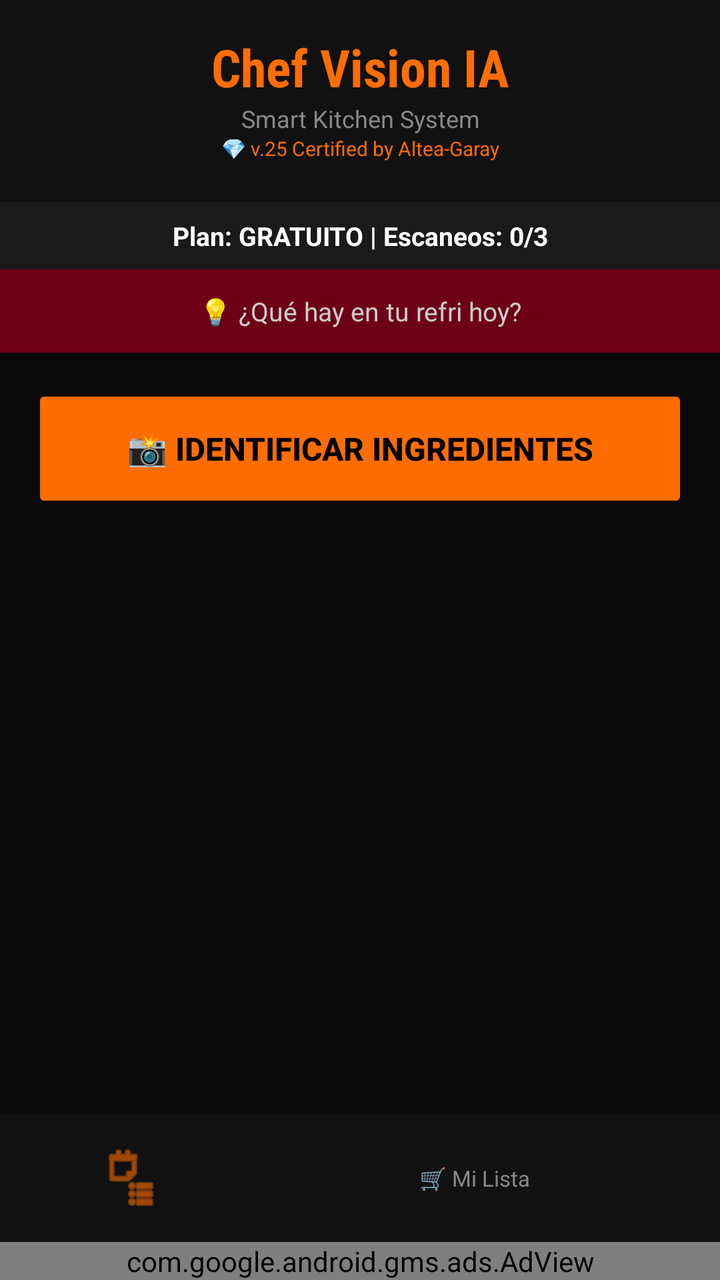
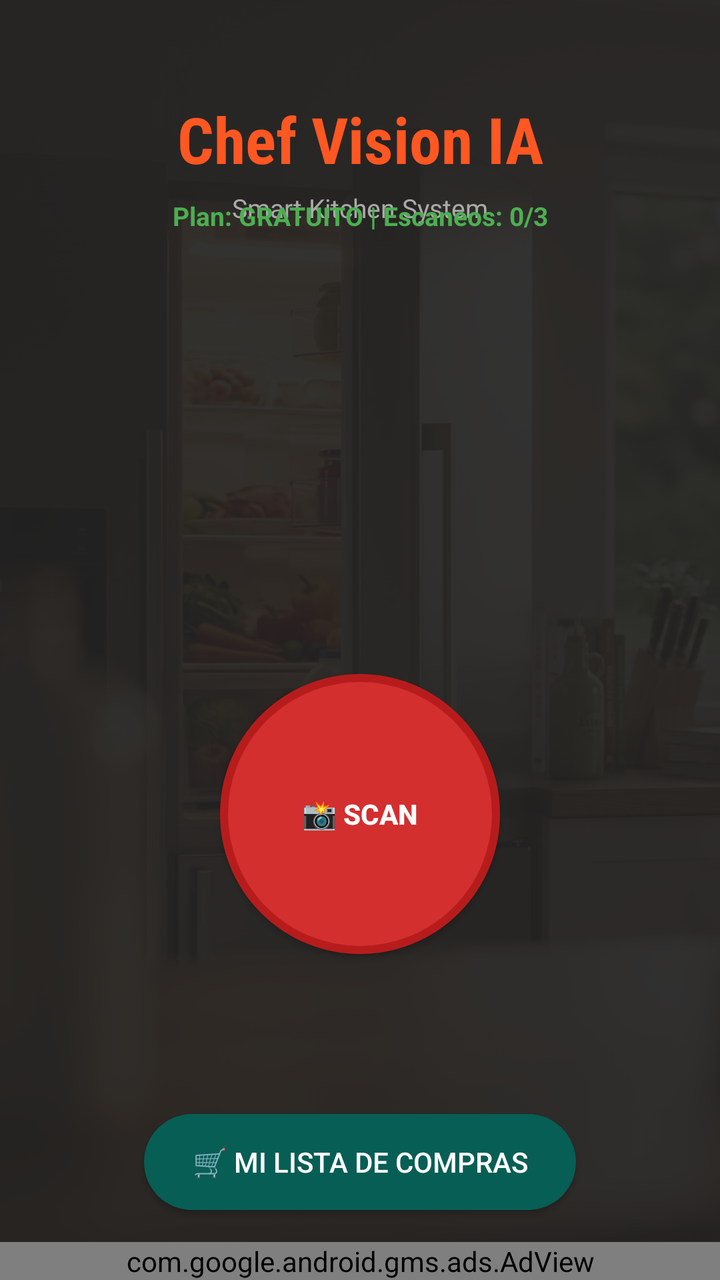

Before-and-after screenshots of an Android layout around one commit, followed by the original layout XML and the change that was made.
<!-- AndroidManifest.xml: application theme Theme.AppCompat.Light.NoActionBar -->
<!-- res/layout/activity_main.xml -->
<?xml version="1.0" encoding="utf-8"?>
<LinearLayout
    xmlns:android="http://schemas.android.com/apk/res/android"
    xmlns:ads="http://schemas.android.com/apk/res-auto"
    android:orientation="vertical"
    android:layout_width="match_parent"
    android:layout_height="match_parent"
    android:background="#0A0A0A">

    
    <LinearLayout
        android:layout_width="match_parent"
        android:layout_height="wrap_content"
        android:orientation="vertical"
        android:background="#111111"
        android:padding="16dp">

        <TextView
            android:layout_width="match_parent"
            android:layout_height="wrap_content"
            android:text="Chef Vision IA"
            android:textColor="#FF6D00"
            android:textSize="26sp"
            android:textStyle="bold"
            android:gravity="center"
            android:fontFamily="sans-serif-condensed"/>

        <TextView
            android:layout_width="match_parent"
            android:layout_height="wrap_content"
            android:text="Smart Kitchen System"
            android:textColor="#888888"
            android:textSize="12sp"
            android:gravity="center"/>

        <TextView
            android:layout_width="match_parent"
            android:layout_height="wrap_content"
            android:text="💎 v.25 Certified by Altea-Garay"
            android:textColor="#FF6D00"
            android:textSize="10sp"
            android:gravity="center"
            android:paddingBottom="4dp"/>

    </LinearLayout>

    
    <TextView
        android:id="@+id/txtPlan"
        android:layout_width="match_parent"
        android:layout_height="wrap_content"
        android:text="Plan: GRATUITO | Escaneos: 0/3"
        android:textColor="#FFFFFF"
        android:textSize="13sp"
        android:textStyle="bold"
        android:gravity="center"
        android:padding="8dp"
        android:background="#1A1A1A"/>

    
    <TextView
        android:id="@+id/txtTip"
        android:layout_width="match_parent"
        android:layout_height="wrap_content"
        android:text="💡 ¿Qué hay en tu refri hoy?"
        android:textColor="#CCCCCC"
        android:textSize="13sp"
        android:padding="12dp"
        android:background="#FF6D0015"
        android:gravity="center"/>

    
    <Button
        android:id="@+id/btnScanIngredients"
        android:layout_width="match_parent"
        android:layout_height="64dp"
        android:layout_margin="16dp"
        android:text="📸 IDENTIFICAR INGREDIENTES"
        android:textColor="#000000"
        android:textStyle="bold"
        android:textSize="16sp"
        android:backgroundTint="#FF6D00"/>

    
    <ScrollView
        android:layout_width="match_parent"
        android:layout_height="0dp"
        android:layout_weight="1"
        android:layout_marginHorizontal="16dp">

        <LinearLayout
            android:id="@+id/chipContainer"
            android:layout_width="match_parent"
            android:layout_height="wrap_content"
            android:orientation="vertical"
            android:paddingBottom="16dp"/>

    </ScrollView>

    
    <LinearLayout
        android:layout_width="match_parent"
        android:layout_height="wrap_content"
        android:orientation="horizontal"
        android:background="#111111"
        android:padding="8dp">

        <ImageButton
            android:id="@+id/btnGoToCart"
            android:layout_width="0dp"
            android:layout_height="48dp"
            android:layout_weight="1"
            android:src="@android:drawable/ic_menu_agenda"
            android:background="@android:color/transparent"
            android:tint="#FF6D00"/>

        <TextView
            android:layout_width="0dp"
            android:layout_height="wrap_content"
            android:layout_weight="2"
            android:text="🛒 Mi Lista"
            android:textColor="#888888"
            android:textSize="11sp"
            android:gravity="center"
            android:layout_gravity="center"/>

    </LinearLayout>

    
    <com.google.android.gms.ads.AdView
        android:id="@+id/adView"
        android:layout_width="match_parent"
        android:layout_height="wrap_content"
        ads:adSize="BANNER"
        ads:adUnitId="ca-app-pub-3940256099942544/6300978111"/>

</LinearLayout>
<!-- resources referenced by this layout -->
<resources>

</resources>

<!-- the commit's change to res/layout/activity_main.xml (unified diff, before → after) -->
@@ -1,130 +1,151 @@
 <?xml version="1.0" encoding="utf-8"?>
-<LinearLayout
+<androidx.constraintlayout.widget.ConstraintLayout
     xmlns:android="http://schemas.android.com/apk/res/android"
+    xmlns:app="http://schemas.android.com/apk/res-auto"
     xmlns:ads="http://schemas.android.com/apk/res-auto"
-    android:orientation="vertical"
     android:layout_width="match_parent"
-    android:layout_height="match_parent"
-    android:background="#0A0A0A">
+    android:layout_height="match_parent">
 
     
-    <LinearLayout
+    <ImageView
+        android:id="@+id/imgBackground"
         android:layout_width="match_parent"
+        android:layout_height="match_parent"
+        android:src="@drawable/kitchen_bg"
+        android:scaleType="centerCrop"
+        android:alpha="0.35"
+        app:layout_constraintTop_toTopOf="parent"
+        app:layout_constraintBottom_toBottomOf="parent"/>
+
+    
+    <View
+        android:layout_width="match_parent"
+        android:layout_height="match_parent"
+        android:background="#CC000000"
+        app:layout_constraintTop_toTopOf="parent"
+        app:layout_constraintBottom_toBottomOf="parent"/>
+
+    
+    <TextView
+        android:id="@+id/txtLogo"
+        android:layout_width="wrap_content"
         android:layout_height="wrap_content"
-        android:orientation="vertical"
-        android:background="#111111"
-        android:padding="16dp">
+        android:text="Chef Vision IA"
+        android:textSize="32sp"
+        android:textColor="#FF5722"
+        android:textStyle="bold"
+        android:fontFamily="sans-serif-condensed"
+        android:layout_marginTop="48dp"
+        app:layout_constraintTop_toTopOf="parent"
+        app:layout_constraintStart_toStartOf="parent"
+        app:layout_constraintEnd_toEndOf="parent"/>
 
-        <TextView
-            android:layout_width="match_parent"
-            android:layout_height="wrap_content"
-            android:text="Chef Vision IA"
-            android:textColor="#FF6D00"
-            android:textSize="26sp"
-            android:textStyle="bold"
-            android:gravity="center"
-            android:fontFamily="sans-serif-condensed"/>
-
-        <TextView
-            android:layout_width="match_parent"
-            android:layout_height="wrap_content"
-            android:text="Smart Kitchen System"
-            android:textColor="#888888"
-            android:textSize="12sp"
-            android:gravity="center"/>
-
-        <TextView
-            android:layout_width="match_parent"
-            android:layout_height="wrap_content"
-            android:text="💎 v.25 Certified by Altea-Garay"
-            android:textColor="#FF6D00"
-            android:textSize="10sp"
-            android:gravity="center"
-            android:paddingBottom="4dp"/>
-
-    </LinearLayout>
+    <TextView
+        android:layout_width="wrap_content"
+        android:layout_height="wrap_content"
+        android:text="Smart Kitchen System"
+        android:textSize="13sp"
+        android:textColor="#AAAAAA"
+        android:layout_marginTop="4dp"
+        app:layout_constraintTop_toBottomOf="@id/txtLogo"
+        app:layout_constraintStart_toStartOf="parent"
+        app:layout_constraintEnd_toEndOf="parent"/>
 
     
     <TextView
         android:id="@+id/txtPlan"
+        android:layout_width="wrap_content"
+        android:layout_height="wrap_content"
+        android:text="Plan: GRATUITO | Escaneos: 0/3"
+        android:textSize="13sp"
+        android:textColor="#4CAF50"
+        android:textStyle="bold"
+        android:layout_marginTop="8dp"
+        app:layout_constraintTop_toBottomOf="@id/txtLogo"
+        app:layout_constraintStart_toStartOf="parent"
+        app:layout_constraintEnd_toEndOf="parent"/>
+
+    
+    <TextView
+        android:id="@+id/txtEvento"
         android:layout_width="match_parent"
         android:layout_height="wrap_content"
-        android:text="Plan: GRATUITO | Escaneos: 0/3"
-        android:textColor="#FFFFFF"
+        android:layout_marginHorizontal="24dp"
+        android:layout_marginTop="8dp"
+        android:padding="12dp"
+        android:textColor="#FFD700"
         android:textSize="13sp"
-        android:textStyle="bold"
         android:gravity="center"
-        android:padding="8dp"
-        android:background="#1A1A1A"/>
+        android:background="#33FFD700"
+        android:visibility="gone"
+        app:layout_constraintTop_toBottomOf="@id/txtPlan"
+        app:layout_constraintStart_toStartOf="parent"
+        app:layout_constraintEnd_toEndOf="parent"/>
 
     
     <TextView
         android:id="@+id/txtTip"
         android:layout_width="match_parent"
         android:layout_height="wrap_content"
-        android:text="💡 ¿Qué hay en tu refri hoy?"
+        android:layout_marginHorizontal="24dp"
+        android:layout_marginTop="8dp"
         android:textColor="#CCCCCC"
         android:textSize="13sp"
-        android:padding="12dp"
-        android:background="#FF6D0015"
-        android:gravity="center"/>
-
-    
-    <Button
-        android:id="@+id/btnScanIngredients"
-        android:layout_width="match_parent"
-        android:layout_height="64dp"
-        android:layout_margin="16dp"
-        android:text="📸 IDENTIFICAR INGREDIENTES"
-        android:textColor="#000000"
-        android:textStyle="bold"
-        android:textSize="16sp"
-        android:backgroundTint="#FF6D00"/>
+        android:gravity="center"
+        app:layout_constraintTop_toBottomOf="@id/txtEvento"
+        app:layout_constraintStart_toStartOf="parent"
+        app:layout_constraintEnd_toEndOf="parent"/>
 
     
     <ScrollView
+        android:id="@+id/scrollRecetas"
         android:layout_width="match_parent"
         android:layout_height="0dp"
-        android:layout_weight="1"
-        android:layout_marginHorizontal="16dp">
+        android:layout_marginHorizontal="16dp"
+        android:layout_marginTop="16dp"
+        android:scrollbars="none"
+        app:layout_constraintTop_toBottomOf="@id/txtTip"
+        app:layout_constraintBottom_toTopOf="@id/btnScanIngredients">
 
         <LinearLayout
             android:id="@+id/chipContainer"
             android:layout_width="match_parent"
             android:layout_height="wrap_content"
             android:orientation="vertical"
-            android:paddingBottom="16dp"/>
+            android:gravity="center"/>
 
     </ScrollView>
 
     
-    <LinearLayout
-        android:layout_width="match_parent"
-        android:layout_height="wrap_content"
-        android:orientation="horizontal"
-        android:background="#111111"
-        android:padding="8dp">
+    <Button
+        android:id="@+id/btnScanIngredients"
+        android:layout_width="140dp"
+        android:layout_height="140dp"
+        android:text="📸 SCAN"
+        android:textColor="#FFFFFF"
+        android:textSize="14sp"
+        android:textStyle="bold"
+        android:background="@drawable/circle_scan"
+        android:elevation="12dp"
+        android:layout_marginBottom="80dp"
+        app:layout_constraintBottom_toTopOf="@id/btnGoToCart"
+        app:layout_constraintStart_toStartOf="parent"
+        app:layout_constraintEnd_toEndOf="parent"/>
 
-        <ImageButton
-            android:id="@+id/btnGoToCart"
-            android:layout_width="0dp"
-            android:layout_height="48dp"
-            android:layout_weight="1"
-            android:src="@android:drawable/ic_menu_agenda"
-            android:background="@android:color/transparent"
-            android:tint="#FF6D00"/>
-
-        <TextView
-            android:layout_width="0dp"
-            android:layout_height="wrap_content"
-            android:layout_weight="2"
-            android:text="🛒 Mi Lista"
-            android:textColor="#888888"
-            android:textSize="11sp"
-            android:gravity="center"
-            android:layout_gravity="center"/>
-
-    </LinearLayout>
+    
+    <Button
+        android:id="@+id/btnGoToCart"
+        android:layout_width="wrap_content"
+        android:layout_height="48dp"
+        android:text="🛒 Mi Lista de Compras"
+        android:textColor="#FFFFFF"
+        android:textSize="14sp"
+        android:paddingHorizontal="24dp"
+        android:background="@drawable/button_green"
+        android:layout_marginBottom="16dp"
+        app:layout_constraintBottom_toTopOf="@id/adView"
+        app:layout_constraintStart_toStartOf="parent"
+        app:layout_constraintEnd_toEndOf="parent"/>
 
     
     <com.google.android.gms.ads.AdView
@@ -132,6 +153,9 @@
         android:layout_width="match_parent"
         android:layout_height="wrap_content"
         ads:adSize="BANNER"
-        ads:adUnitId="ca-app-pub-3940256099942544/6300978111"/>
+        ads:adUnitId="ca-app-pub-3940256099942544/6300978111"
+        app:layout_constraintBottom_toBottomOf="parent"
+        app:layout_constraintStart_toStartOf="parent"
+        app:layout_constraintEnd_toEndOf="parent"/>
 
-</LinearLayout>
+</androidx.constraintlayout.widget.ConstraintLayout>
<!-- resource entries referenced after the edit -->
@@ -1,5 +1,23 @@
 <!-- resources referenced by this layout -->
 <resources>
-
+  <!-- drawable button_green (drawable) -->
+  <?xml version="1.0" encoding="utf-8"?>
+  <shape xmlns:android="http://schemas.android.com/apk/res/android">
+      <solid android:color="#075E54"/>
+      <corners android:radius="24dp"/>
+  </shape>
+  <!-- drawable circle_scan (drawable) -->
+  <?xml version="1.0" encoding="utf-8"?>
+  <shape xmlns:android="http://schemas.android.com/apk/res/android"
+      android:shape="oval">
+      <solid android:color="#D32F2F"/>
+      <stroke
+          android:width="4dp"
+          android:color="#B71C1C"/>
+      <size
+          android:width="120dp"
+          android:height="120dp"/>
+  </shape>
+  <!-- drawable kitchen_bg: png bitmap (drawable, 59580 bytes) -->
 </resources>
 
